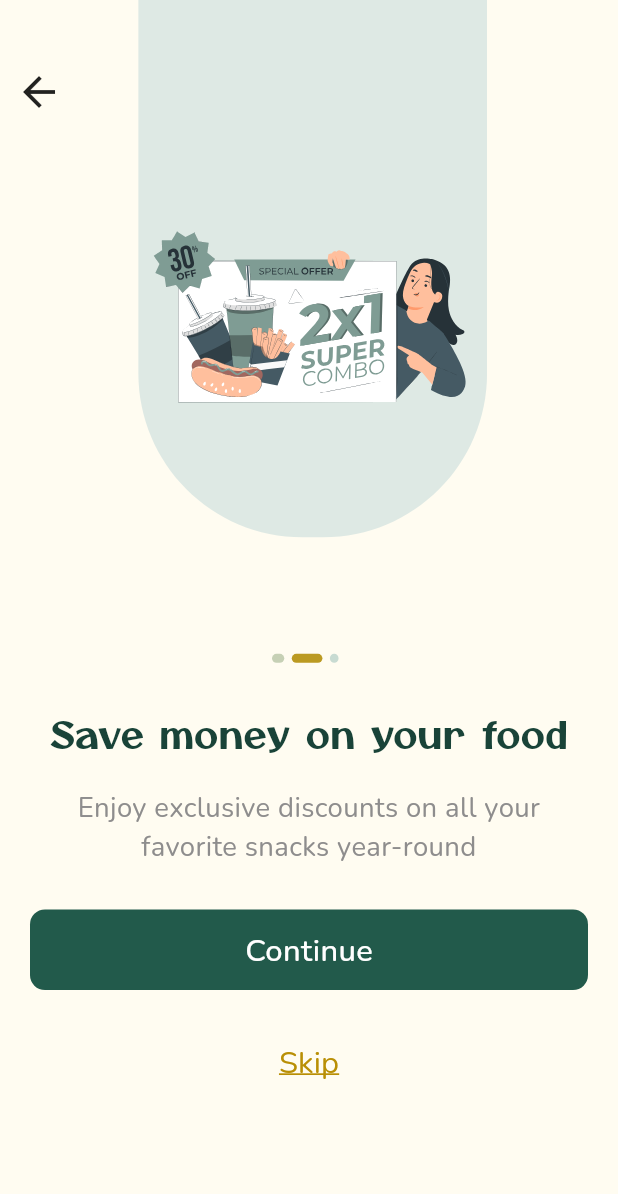
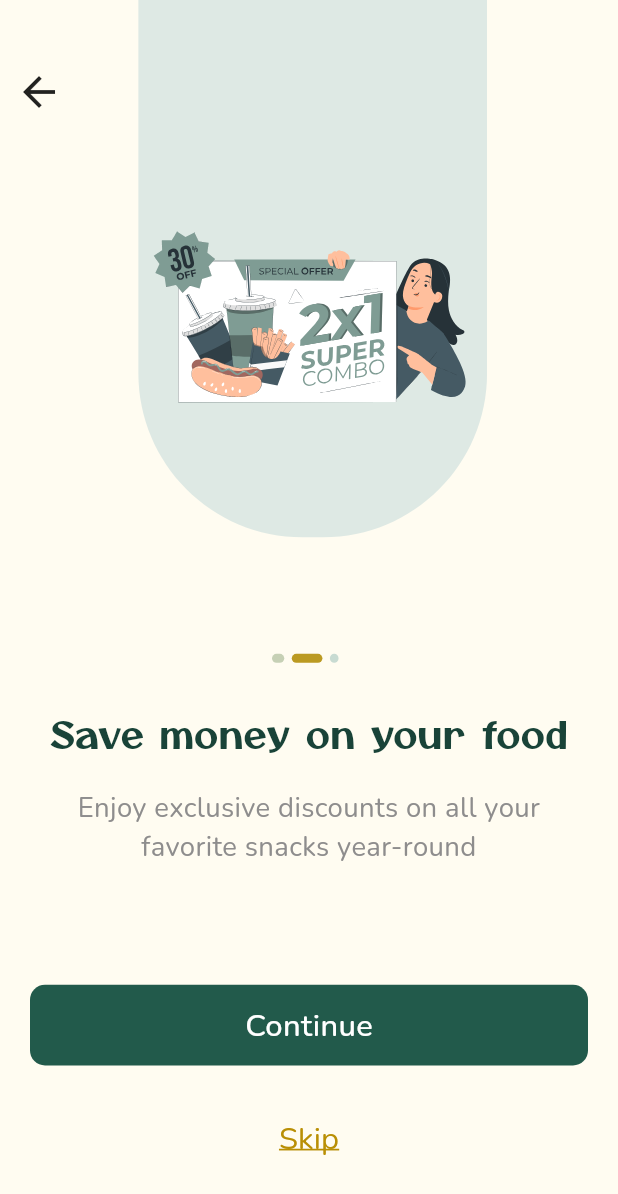
Before and after one commit to Mariamibrahim88/GraceCycle, a Flutter app: the screen it shows after launch, after a tap on "Continue", on a phone screen of 412 x 824 dp. Shown: the top 1194 px of the screen. Run offline on Flutter 3.47's test engine with Material 3 defaults, Android fonts, the phone set to English and light mode, and no system bars; our stand-ins replace flutter_bloc, flutter_otp_text_field, flutter_screenutil, flutter_svg, google_fonts.

Commit message:
refactor code

```diff
--- a/lib/features/onBourding/presentation/views/components/onbourding_body.dart
+++ b/lib/features/onBourding/presentation/views/components/onbourding_body.dart
@@ -41,6 +41,35 @@ class _OnbourdingBodyState extends State<OnbourdingBody> {
                 : _buildDefaultPage(index),
           ),
         ),
+        //verticalSpace(24),
+        Padding(
+          padding: const EdgeInsets.symmetric(horizontal: 20),
+          child: Column(
+            children: [
+              CustomButton(
+                text: 'Continue',
+                onPressed: () {
+                  currentIndex == 2
+                      ? navigate(context: context, route: Routes.signup)
+                      : pageController.nextPage(
+                          duration: const Duration(milliseconds: 700),
+                          curve: Curves.easeIn,
+                        );
+                },
+                textColor: Colors.white,
+                color: AppColors.greenButt,
+              ),
+              verticalSpace(20),
+              CustomYellowText(
+                text2: 'Skip',
+                fontsize: 18,
+                onPressed: () =>
+                    navigate(context: context, route: Routes.signup),
+              ),
+            ],
+          ),
+        ),
+        verticalSpace(35),
       ],
     );
   }
@@ -133,26 +162,6 @@ class _OnbourdingBodyState extends State<OnbourdingBody> {
               fontWeight: FontWeight.w400,
             ),
           ),
-          verticalSpace(24),
-          CustomButton(
-            text: 'Continue',
-            onPressed: () {
-              currentIndex == 2
-                  ? navigate(context: context, route: Routes.signup)
-                  : pageController.nextPage(
-                      duration: const Duration(milliseconds: 700),
-                      curve: Curves.easeIn,
-                    );
-            },
-            textColor: Colors.white,
-            color: AppColors.greenButt,
-          ),
-          verticalSpace(20),
-          CustomYellowText(
-            text2: 'Skip',
-            fontsize: 18,
-            onPressed: () => navigate(context: context, route: Routes.signup),
-          ),
         ],
       ),
     );
```
Also changed, not shown: 2 other files.
